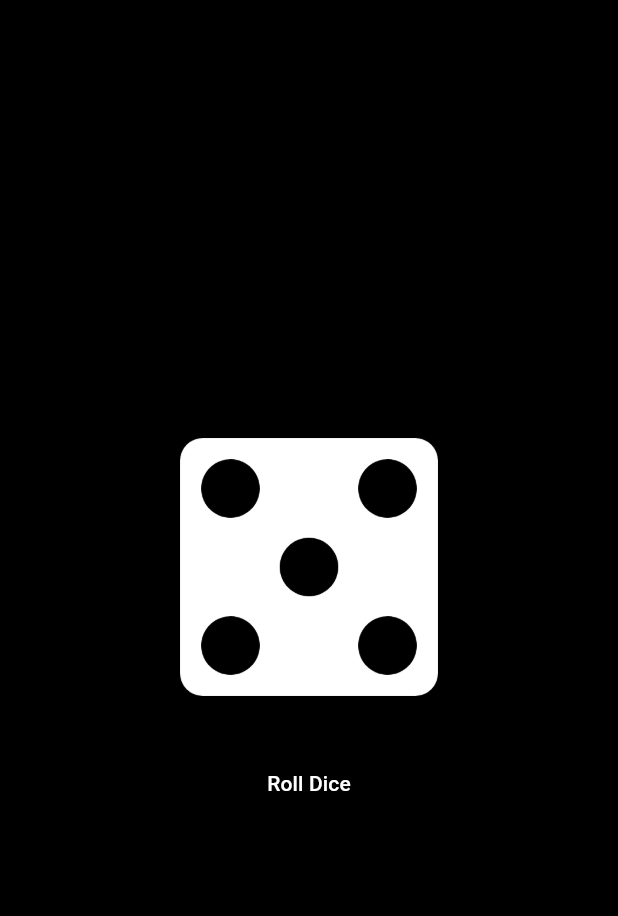
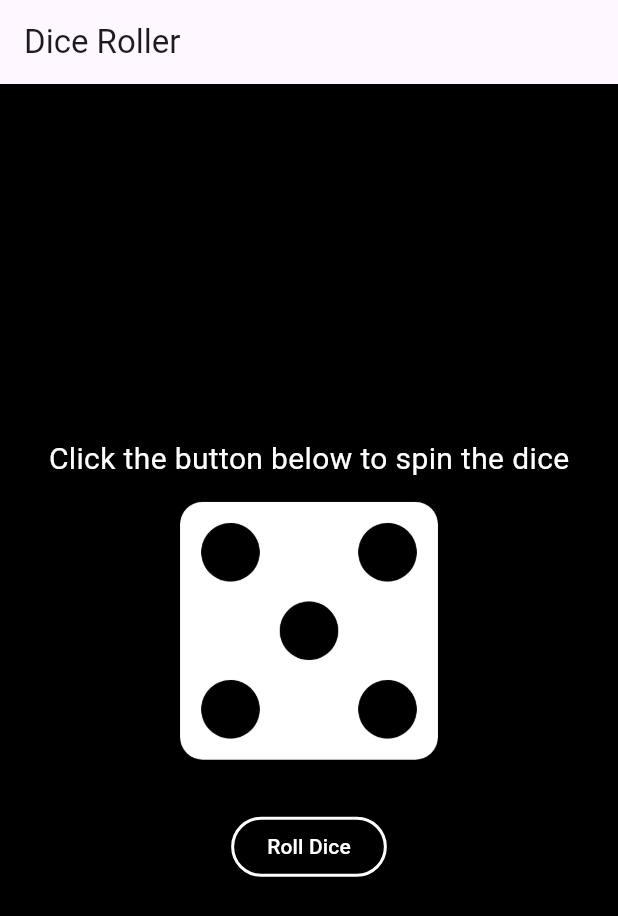
Before and after one commit to MdSaad07/Dice-Roller-using-Flutter, a Flutter app: the screen it shows after launch, after a tap on "Roll Dice", on a phone screen of 412 x 824 dp. Shown: the top 916 px of the screen. Run offline on Flutter 3.47's test engine with Material 3 defaults, Android fonts, the phone set to English and light mode, and no system bars.

Commit message:
Added Appbar and Heading

```diff
--- a/lib/dice_roller.dart
+++ b/lib/dice_roller.dart
@@ -1,7 +1,8 @@
-import "package:flutter/material.dart";
-import "dart:math";
+import 'package:flutter/material.dart';
+import 'dart:math';
 
 var randomizer = Random();
+
 class DiceRoller extends StatefulWidget {
   const DiceRoller({super.key});
 
@@ -25,37 +26,47 @@ class _DiceRollerState extends State<DiceRoller> {
     return Column(
       mainAxisSize: MainAxisSize.min,
       children: [
+        const Text(
+          "Click the button below to spin the dice",
+          style: TextStyle(
+            color: Colors.white,
+            fontSize: 20,
+          ),
+        ),
         Image.asset(
           "assets/images/dice-$currentDiceRoll.png",
           width: 200,
         ),
         const SizedBox(height: 20),
-        TextButton(
+        OutlinedButton(
           onPressed: rollDice,
+          style: OutlinedButton.styleFrom(
+            side: const BorderSide(color: Colors.white, width: 2),
+          ),
           child: const Text(
             "Roll Dice",
-            style: TextStyle(color: Colors.white),
+            style: TextStyle(
+              color: Colors.white,
+            ),
           ),
-        )
+        ),
       ],
     );
   }
 }
 
-
-// void rollDice() {
-  //   var listImages = [
-  //     "assets/images/dice-1.png",
-  //     "assets/images/dice-2.png",
-  //     "assets/images/dice-3.png",
-  //     "assets/images/dice-4.png",
-  //     "assets/images/dice-5.png",
-  //     "assets/images/dice-6.png"
-  //   ];
-  //   var random = Random();
-  //   var randomIndex =
-
-
-  //   setState(() {});
-  //   activeDiceImage = listImages[randomIndex];
-  // }
+void main() {
+  runApp(
+    MaterialApp(
+      home: Scaffold(
+        backgroundColor: Colors.blueAccent,
+        appBar: AppBar(
+          title: const Text('Dice Roller'),
+        ),
+        body: const Center(
+          child: DiceRoller(),
+        ),
+      ),
+    ),
+  );
+}
--- a/lib/gradient_container.dart
+++ b/lib/gradient_container.dart
@@ -5,6 +5,33 @@ import "package:first_app/dice_roller.dart";
 
 const startAlignment = Alignment.topLeft;
 const endAlignment = Alignment.bottomRight;
+
+
+
+class GradientContainer extends StatelessWidget {
+  const GradientContainer(this.myColor, this.myColor2,
+      {super.key}); //here the values obtained from the statelesswidget is forwarded to super class
+
+  final Color myColor, myColor2;
+
+  @override
+  Widget build(context) {
+    //use build(context) only if it is a statelesswidget
+    return Container(
+      // child: const Text('Click the button below to spin the dice'),
+      decoration: BoxDecoration(
+        gradient: LinearGradient(colors: [
+          myColor,
+          myColor2,
+        ], begin: startAlignment, end: endAlignment),
+      ),
+      child: const Center(
+        child: DiceRoller(),
+      ),
+    );
+  }
+}
+
 
 // class GradientContainer extends StatelessWidget {
 //    const GradientContainer({super.key, required this.colors}); //here the values obtained from the statelesswidget is forwarded to super class
@@ -23,26 +50,3 @@ const endAlignment = Alignment.bottomRight;
 //     );
 //   }
 // }
-
-class GradientContainer extends StatelessWidget {
-  const GradientContainer(this.myColor, this.myColor2,
-      {super.key}); //here the values obtained from the statelesswidget is forwarded to super class
-
-  final Color myColor, myColor2;
-
-  @override
-  Widget build(context) {
-    //use build(context) only if it is a statelesswidget
-    return Container(
-      decoration: BoxDecoration(
-        gradient: LinearGradient(colors: [
-          myColor,
-          myColor2,
-        ], begin: startAlignment, end: endAlignment),
-      ),
-      child: const Center(
-        child: DiceRoller(),
-      ),
-    );
-  }
-}
--- a/lib/main.dart
+++ b/lib/main.dart
@@ -1,12 +1,17 @@
+import 'package:flutter/material.dart';
 import 'package:first_app/gradient_container.dart';
-import 'package:flutter/material.dart';
-import "package:first_app/gradient_container.dart";
 
 void main() {
   runApp(
-     const MaterialApp(
+    MaterialApp(
       home: Scaffold(
-        body: GradientContainer(Color.fromARGB(255, 0, 0, 0),Color.fromARGB(255, 0, 0, 0)),
+        appBar: AppBar(
+          title: const Text('Dice Roller'),
+        ),
+        body: const GradientContainer(
+          Color.fromARGB(255, 0, 0, 0),
+          Color.fromARGB(255, 0, 0, 0),
+        ),
       ),
     ),
   );
```
